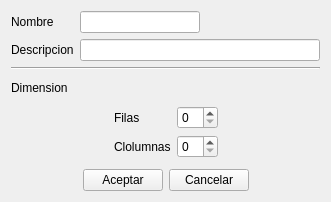
rodety/manager, file vitrina/ui_andamio_datos.ui: the form before one commit.
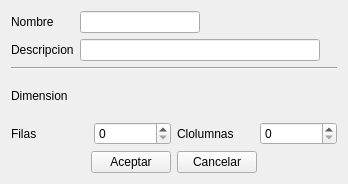
The form after the commit. Icons and pictures are not drawn.

```diff
--- a/vitrina/ui_andamio_datos.ui
+++ b/vitrina/ui_andamio_datos.ui
@@ -6,26 +6,22 @@
    <rect>
     <x>0</x>
     <y>0</y>
-    <width>330</width>
-    <height>202</height>
+    <width>348</width>
+    <height>184</height>
    </rect>
   </property>
   <property name="windowTitle">
    <string>Andamio</string>
   </property>
   <property name="windowIcon">
-   <iconset resource="Icons/Icons.qrc">
+   <iconset resource="../Icons/Icons.qrc">
     <normaloff>:/Icons/product.png</normaloff>:/Icons/product.png</iconset>
   </property>
-  <layout class="QGridLayout" name="gridLayout_12">
+  <layout class="QGridLayout" name="gridLayout">
    <item row="0" column="0">
-    <layout class="QGridLayout" name="gridLayout_11">
-     <item row="0" column="0">
-      <layout class="QGridLayout" name="gridLayout_10">
-       <item row="0" column="0">
-        <layout class="QGridLayout" name="gridLayout_7">
-         <item row="0" column="0">
-          <layout class="QGridLayout" name="gridLayout_6">
+    <layout class="QVBoxLayout" name="verticalLayout">
+     <item>
+      <layout class="QFormLayout" name="formLayout">
            <item row="0" column="0">
             <widget class="QLabel" name="label">
              <property name="text">
@@ -33,18 +29,7 @@
              </property>
             </widget>
            </item>
-           <item row="1" column="0">
-            <widget class="QLabel" name="label_2">
-             <property name="text">
-              <string>Descripcion</string>
-             </property>
-            </widget>
-           </item>
-          </layout>
-         </item>
          <item row="0" column="1">
-          <layout class="QGridLayout" name="gridLayout_5">
-           <item row="0" column="0">
             <widget class="QLineEdit" name="lineEdit_nombre">
              <property name="sizePolicy">
               <sizepolicy hsizetype="Fixed" vsizetype="Fixed">
@@ -67,6 +52,13 @@
             </widget>
            </item>
            <item row="1" column="0">
+        <widget class="QLabel" name="label_2">
+         <property name="text">
+          <string>Descripcion</string>
+         </property>
+        </widget>
+       </item>
+       <item row="1" column="1">
             <widget class="QLineEdit" name="lineEdit_descripcion">
              <property name="minimumSize">
               <size>
@@ -84,109 +76,47 @@
            </item>
           </layout>
          </item>
-        </layout>
-       </item>
-       <item row="1" column="0">
+     <item>
         <widget class="Line" name="line">
          <property name="orientation">
           <enum>Qt::Horizontal</enum>
          </property>
         </widget>
        </item>
-       <item row="2" column="0">
-        <layout class="QGridLayout" name="gridLayout_9">
-         <item row="0" column="0">
+     <item>
           <widget class="QLabel" name="label_3">
            <property name="text">
             <string>Dimension</string>
            </property>
           </widget>
          </item>
-         <item row="1" column="0">
-          <layout class="QGridLayout" name="gridLayout_8">
-           <item row="0" column="0">
-            <spacer name="horizontalSpacer_3">
-             <property name="orientation">
-              <enum>Qt::Horizontal</enum>
-             </property>
-             <property name="sizeHint" stdset="0">
-              <size>
-               <width>40</width>
-               <height>20</height>
-              </size>
-             </property>
-            </spacer>
-           </item>
-           <item row="0" column="1">
-            <layout class="QGridLayout" name="gridLayout_4">
-             <item row="0" column="0">
-              <layout class="QGridLayout" name="gridLayout_3">
-               <item row="0" column="0">
+     <item>
+      <layout class="QHBoxLayout" name="horizontalLayout_2">
+       <item>
                 <widget class="QLabel" name="label_4">
                  <property name="text">
                   <string>Filas</string>
                  </property>
                 </widget>
                </item>
-               <item row="1" column="0">
+       <item>
+        <widget class="QSpinBox" name="spinBox_fila"/>
+       </item>
+       <item>
                 <widget class="QLabel" name="label_5">
                  <property name="text">
                   <string>Clolumnas</string>
                  </property>
                 </widget>
                </item>
-              </layout>
-             </item>
-             <item row="0" column="1">
-              <layout class="QGridLayout" name="gridLayout_2">
-               <item row="0" column="0">
-                <widget class="QSpinBox" name="spinBox_fila"/>
-               </item>
-               <item row="1" column="0">
+       <item>
                 <widget class="QSpinBox" name="spinBox_columna"/>
                </item>
               </layout>
              </item>
-            </layout>
-           </item>
-           <item row="0" column="2">
-            <spacer name="horizontalSpacer_4">
-             <property name="orientation">
-              <enum>Qt::Horizontal</enum>
-             </property>
-             <property name="sizeHint" stdset="0">
-              <size>
-               <width>40</width>
-               <height>20</height>
-              </size>
-             </property>
-            </spacer>
-           </item>
-          </layout>
-         </item>
-        </layout>
-       </item>
-      </layout>
-     </item>
-     <item row="1" column="0">
-      <spacer name="verticalSpacer">
-       <property name="orientation">
-        <enum>Qt::Vertical</enum>
-       </property>
-       <property name="sizeType">
-        <enum>QSizePolicy::Fixed</enum>
-       </property>
-       <property name="sizeHint" stdset="0">
-        <size>
-         <width>20</width>
-         <height>5</height>
-        </size>
-       </property>
-      </spacer>
-     </item>
-     <item row="2" column="0">
-      <layout class="QGridLayout" name="gridLayout">
-       <item row="0" column="0">
+     <item>
+      <layout class="QHBoxLayout" name="horizontalLayout">
+       <item>
         <spacer name="horizontalSpacer">
          <property name="orientation">
           <enum>Qt::Horizontal</enum>
@@ -199,14 +129,21 @@
          </property>
         </spacer>
        </item>
-       <item row="0" column="2">
+       <item>
+        <widget class="QPushButton" name="pushButton_aceptar">
+         <property name="text">
+          <string>Aceptar</string>
+         </property>
+        </widget>
+       </item>
+       <item>
         <widget class="QPushButton" name="pushButton_cancelar">
          <property name="text">
           <string>Cancelar</string>
          </property>
         </widget>
        </item>
-       <item row="0" column="3">
+       <item>
         <spacer name="horizontalSpacer_2">
          <property name="orientation">
           <enum>Qt::Horizontal</enum>
@@ -219,13 +156,6 @@
          </property>
         </spacer>
        </item>
-       <item row="0" column="1">
-        <widget class="QPushButton" name="pushButton_aceptar">
-         <property name="text">
-          <string>Aceptar</string>
-         </property>
-        </widget>
-       </item>
       </layout>
      </item>
     </layout>
```
Left out of the diff: 2 changed lines with no effect on the pictures. Lines whose indentation alone changed are shown as unchanged.
